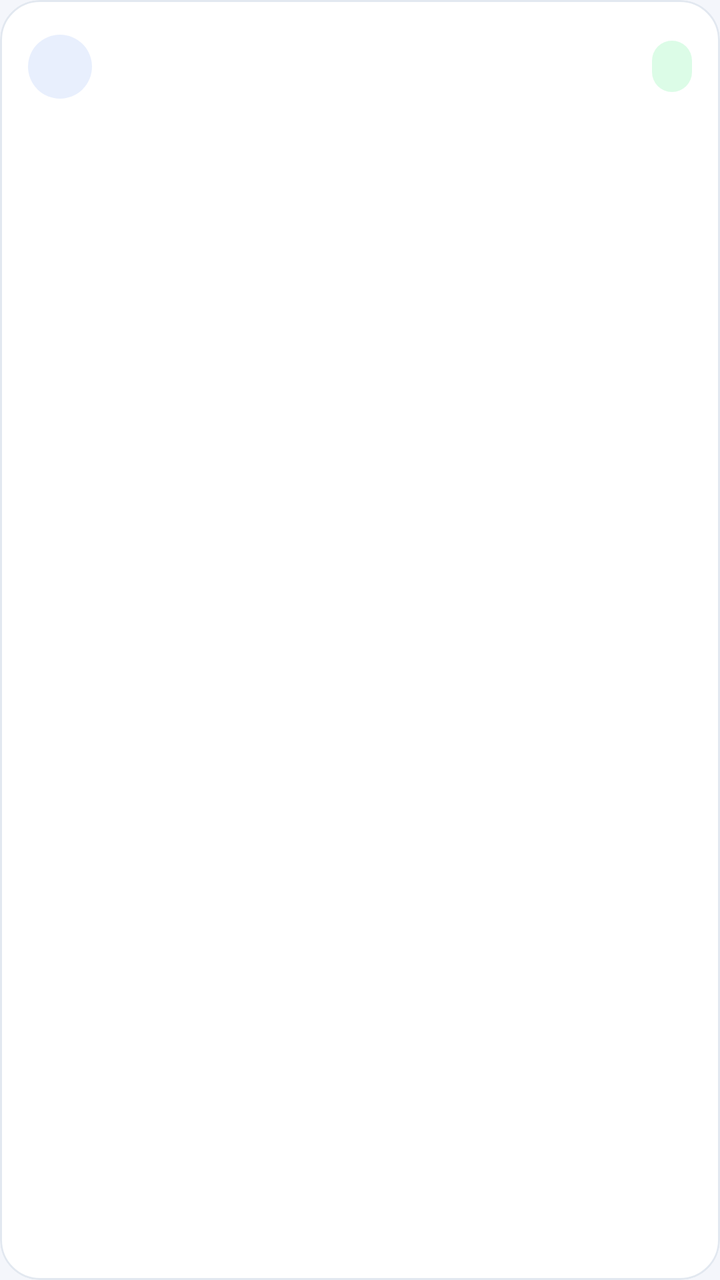
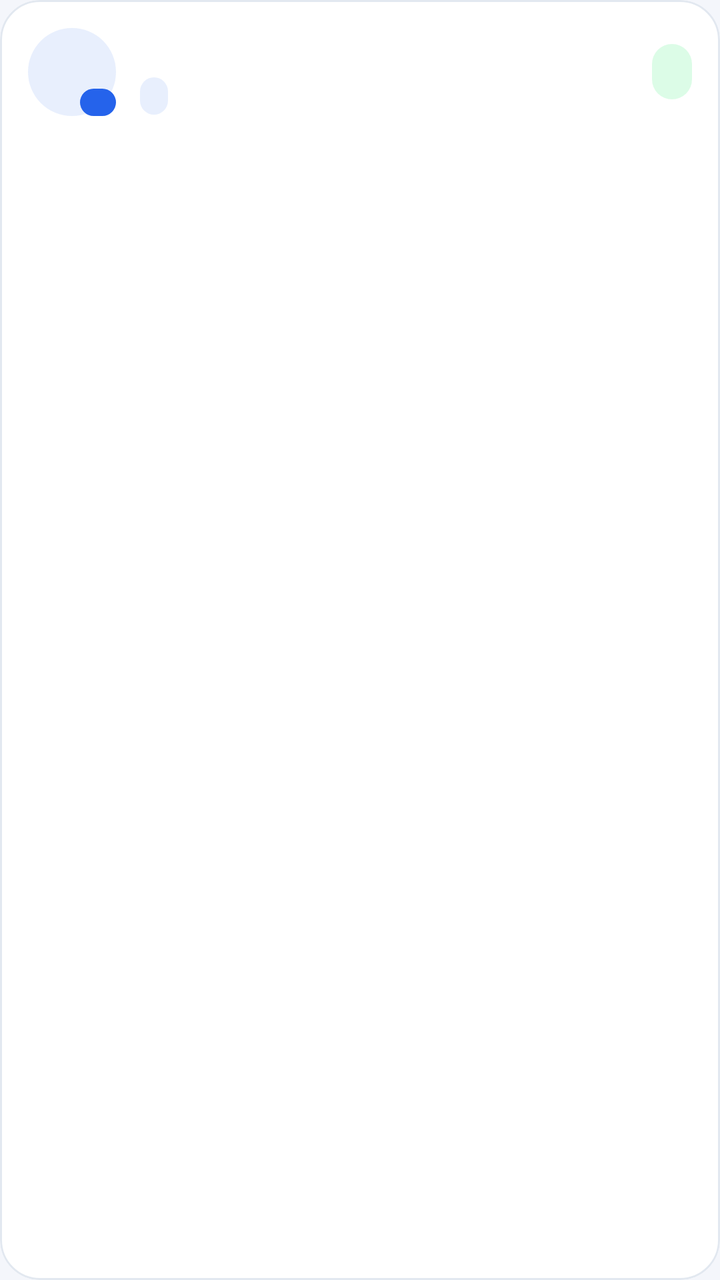

Two renders of the same Android screen: before a commit and after it. Below are the layout's source before the change and the commit's diff.
<!-- AndroidManifest.xml: application theme Theme.AutoScribe -->
<!-- res/layout/item_result.xml -->
<?xml version="1.0" encoding="utf-8"?>
<com.google.android.material.card.MaterialCardView xmlns:android="http://schemas.android.com/apk/res/android"
    android:layout_width="match_parent"
    android:layout_height="wrap_content"
    android:layout_marginTop="8dp"
    android:clickable="true"
    android:focusable="true">

    <LinearLayout
        android:layout_width="match_parent"
        android:layout_height="wrap_content"
        android:gravity="center_vertical"
        android:orientation="horizontal"
        android:padding="14dp">

        <TextView
            android:id="@+id/rank"
            android:layout_width="32dp"
            android:layout_height="32dp"
            android:background="@drawable/bg_icon"
            android:gravity="center"
            android:textColor="@color/brand"
            android:textStyle="bold" />

        <LinearLayout
            android:layout_width="0dp"
            android:layout_height="wrap_content"
            android:layout_marginStart="12dp"
            android:layout_weight="1"
            android:orientation="vertical">

            <TextView
                android:id="@+id/title"
                style="@style/Value"
                android:layout_width="match_parent"
                android:layout_height="wrap_content"
                android:ellipsize="end"
                android:maxLines="1" />

            <TextView
                android:id="@+id/subtitle"
                style="@style/Label"
                android:layout_width="match_parent"
                android:layout_height="wrap_content"
                android:layout_marginTop="2dp" />
        </LinearLayout>

        <TextView
            android:id="@+id/badge"
            android:layout_width="wrap_content"
            android:layout_height="wrap_content"
            android:layout_marginStart="8dp"
            android:background="@drawable/bg_badge"
            android:paddingHorizontal="10dp"
            android:paddingVertical="4dp"
            android:textSize="13sp"
            android:textStyle="bold" />
    </LinearLayout>
</com.google.android.material.card.MaterialCardView>
<!-- resources referenced by this layout -->
<resources>
  <color name="brand">#2563EB</color>
  <!-- drawable bg_badge (drawable) -->
  <?xml version="1.0" encoding="utf-8"?>
  <shape xmlns:android="http://schemas.android.com/apk/res/android">
      <solid android:color="@color/good_bg" />
      <corners android:radius="100dp" />
  </shape>
  <!-- drawable bg_icon (drawable) -->
  <?xml version="1.0" encoding="utf-8"?>
  <shape xmlns:android="http://schemas.android.com/apk/res/android" android:shape="oval">
      <solid android:color="#1A2563EB" />
  </shape>
  <style name="Label">
          <item name="android:textSize">12sp</item>
          <item name="android:textColor">@color/text_secondary</item>
          <item name="android:letterSpacing">0.04</item>
      </style>
  <style name="Value">
          <item name="android:textSize">15sp</item>
          <item name="android:textStyle">bold</item>
          <item name="android:textColor">@color/text_primary</item>
      </style>
  <style name="Theme.AutoScribe" parent="Theme.Material3.DayNight.NoActionBar">
          <item name="colorPrimary">@color/brand</item>
          <item name="colorOnPrimary">#FFFFFF</item>
          <item name="colorSecondary">@color/brand_accent</item>
          <item name="colorSurface">@color/surface</item>
          <item name="colorOnSurface">@color/text_primary</item>
          <item name="colorOnSurfaceVariant">@color/text_secondary</item>
          <item name="colorOutline">@color/outline</item>
          <item name="android:colorBackground">@color/bg</item>
          <item name="android:windowBackground">@color/bg</item>
          <item name="android:statusBarColor">@color/brand_dark</item>
          <item name="android:windowLightStatusBar">false</item>
          <item name="materialCardViewStyle">@style/Card</item>
          <item name="materialAlertDialogTheme">@style/Dialog</item>
      </style>
  <color name="good_bg">#DCFCE7</color>
  <color name="text_secondary">#64748B</color>
  <color name="text_primary">#0F172A</color>
  <color name="brand_accent">#06B6D4</color>
  <color name="surface">#FFFFFF</color>
  <color name="outline">#E2E8F0</color>
  <color name="bg">#F4F6FB</color>
  <color name="brand_dark">#1E3A8A</color>
  <style name="Card" parent="Widget.Material3.CardView.Outlined">
          <item name="cardCornerRadius">20dp</item>
          <item name="cardBackgroundColor">@color/surface</item>
          <item name="strokeColor">@color/outline</item>
      </style>
  <style name="Dialog" parent="ThemeOverlay.Material3.MaterialAlertDialog">
          <item name="shapeAppearanceOverlay">@style/DialogShape</item>
      </style>
  <style name="DialogShape">
          <item name="cornerSize">28dp</item>
      </style>
</resources>

<!-- the commit's change to res/layout/item_result.xml (unified diff, before → after) -->
@@ -13,14 +13,32 @@
         android:orientation="horizontal"
         android:padding="14dp">
 
-        <TextView
-            android:id="@+id/rank"
-            android:layout_width="32dp"
-            android:layout_height="32dp"
-            android:background="@drawable/bg_icon"
-            android:gravity="center"
-            android:textColor="@color/brand"
-            android:textStyle="bold" />
+        <FrameLayout
+            android:layout_width="44dp"
+            android:layout_height="44dp">
+
+            <TextView
+                android:id="@+id/flag"
+                android:layout_width="44dp"
+                android:layout_height="44dp"
+                android:background="@drawable/bg_icon"
+                android:gravity="center"
+                android:textSize="22sp" />
+
+            <TextView
+                android:id="@+id/rank"
+                android:layout_width="wrap_content"
+                android:layout_height="wrap_content"
+                android:layout_gravity="bottom|end"
+                android:background="@drawable/bg_pill"
+                android:backgroundTint="@color/brand"
+                android:minWidth="18dp"
+                android:paddingHorizontal="5dp"
+                android:gravity="center"
+                android:textColor="#FFFFFF"
+                android:textSize="10sp"
+                android:textStyle="bold" />
+        </FrameLayout>
 
         <LinearLayout
             android:layout_width="0dp"
@@ -37,12 +55,34 @@
                 android:ellipsize="end"
                 android:maxLines="1" />
 
-            <TextView
-                android:id="@+id/subtitle"
-                style="@style/Label"
+            <LinearLayout
                 android:layout_width="match_parent"
                 android:layout_height="wrap_content"
-                android:layout_marginTop="2dp" />
+                android:layout_marginTop="4dp"
+                android:gravity="center_vertical"
+                android:orientation="horizontal">
+
+                <TextView
+                    android:id="@+id/route"
+                    android:layout_width="wrap_content"
+                    android:layout_height="wrap_content"
+                    android:background="@drawable/bg_route_chip"
+                    android:paddingHorizontal="7dp"
+                    android:paddingVertical="2dp"
+                    android:textColor="@color/brand"
+                    android:textSize="11sp"
+                    android:textStyle="bold" />
+
+                <TextView
+                    android:id="@+id/subtitle"
+                    style="@style/Label"
+                    android:layout_width="0dp"
+                    android:layout_height="wrap_content"
+                    android:layout_marginStart="8dp"
+                    android:layout_weight="1"
+                    android:ellipsize="end"
+                    android:maxLines="1" />
+            </LinearLayout>
         </LinearLayout>
 
         <TextView
@@ -52,7 +92,7 @@
             android:layout_marginStart="8dp"
             android:background="@drawable/bg_badge"
             android:paddingHorizontal="10dp"
-            android:paddingVertical="4dp"
+            android:paddingVertical="5dp"
             android:textSize="13sp"
             android:textStyle="bold" />
     </LinearLayout>
<!-- resource entries referenced after the edit -->
@@ -11,6 +11,18 @@
   <?xml version="1.0" encoding="utf-8"?>
   <shape xmlns:android="http://schemas.android.com/apk/res/android" android:shape="oval">
       <solid android:color="#1A2563EB" />
+  </shape>
+  <!-- drawable bg_pill (drawable) -->
+  <?xml version="1.0" encoding="utf-8"?>
+  <shape xmlns:android="http://schemas.android.com/apk/res/android">
+      <solid android:color="#FFFFFF" />
+      <corners android:radius="100dp" />
+  </shape>
+  <!-- drawable bg_route_chip (drawable) -->
+  <?xml version="1.0" encoding="utf-8"?>
+  <shape xmlns:android="http://schemas.android.com/apk/res/android">
+      <solid android:color="#1A2563EB" />
+      <corners android:radius="8dp" />
   </shape>
   <style name="Label">
           <item name="android:textSize">12sp</item>
